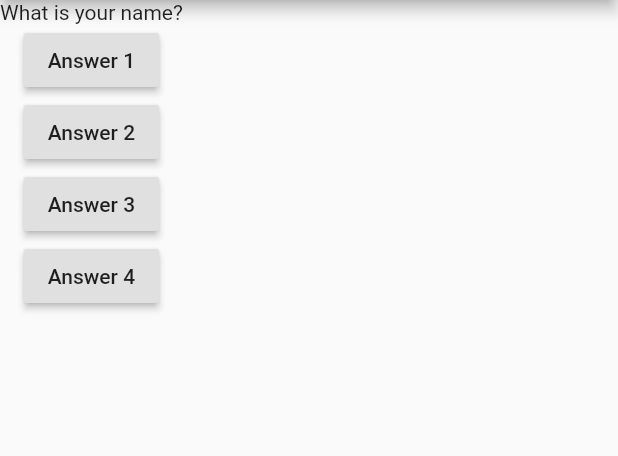
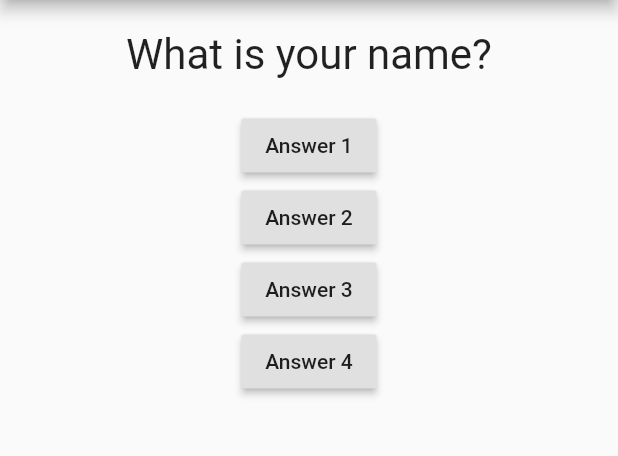
Before and after one commit to shahsanket2107/flutter_quiz_app, a Flutter app: the screen it shows after launch, on a phone screen of 412 x 824 dp, the part 84-540 px from its top. Run offline on Flutter 3.47's test engine with Material 2 defaults, Android fonts, the phone set to English and light mode, and no system bars.

Commit message:
Added new custom widget(new page) and did some styling and layouting

```diff
--- a/lib/main.dart
+++ b/lib/main.dart
@@ -1,8 +1,6 @@
-// Copyright 2018 The Flutter team. All rights reserved.
-// Use of this source code is governed by a BSD-style license that can be
-// found in the LICENSE file.
+import 'package:flutter/material.dart';
 
-import 'package:flutter/material.dart';
+import './question.dart';
 
 void main() => runApp(MyApp());
 
@@ -37,7 +35,7 @@ class _MyAppState extends State<MyApp> {
           ),
           body: Column(
             children: [
-              Text(questions[questionIndex]),
+              Question(questions[questionIndex]),
               RaisedButton(
                 child: Text('Answer 1'),
                 onPressed: answerQuestion,
--- /dev/null
+++ b/lib/question.dart
@@ -0,0 +1,18 @@
+import 'package:flutter/material.dart';
+
+class Question extends StatelessWidget {
+  String questionText;
+  Question(this.questionText);
+  @override
+  Widget build(BuildContext context) {
+    return Container(
+      width: double.infinity,
+      margin: EdgeInsets.all(20),
+      child: Text(
+        questionText,
+        style: TextStyle(fontSize: 28),
+        textAlign: TextAlign.center,
+      ),
+    );
+  }
+}
```
